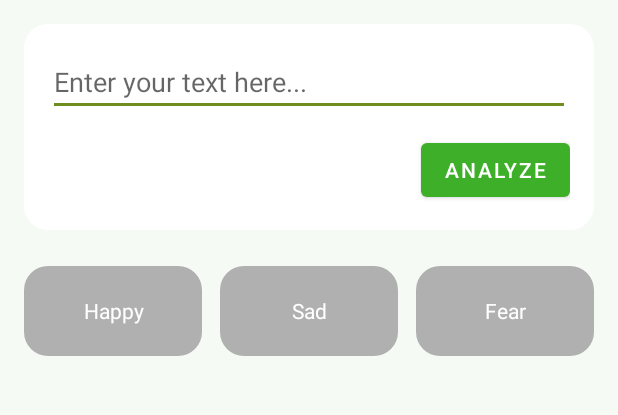
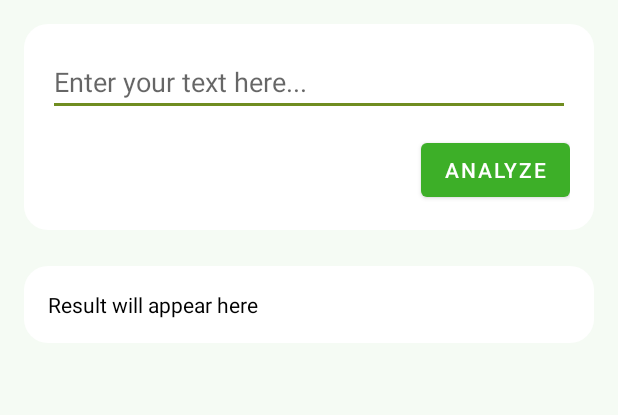
Before and after one commit to khattabx/VibeCheck, an Android app: the TextAnalysisActivity screen opened directly, with no data from a screen before it, on a phone screen of 412 x 824 dp, the part 84-499 px from its top. Run offline under Robolectric (Android 15) with nearby library versions, the phone set to English and light mode, and no system bars.

Commit message:
Fix Text Screen

```diff
--- a/app/src/main/res/layout/activity_text_analysis.xml
+++ b/app/src/main/res/layout/activity_text_analysis.xml
@@ -34,6 +34,7 @@
                 android:id="@+id/etInputText"
                 android:layout_width="match_parent"
                 android:layout_height="wrap_content"
+                android:textColor="@color/main_color"
                 android:hint="Enter your text here..." />
 
             <Space
@@ -52,46 +53,21 @@
             android:layout_width="0dp"
             android:layout_height="24dp" />
 
-        <!-- Result section -->
+        <!-- Result section: single box to show model output -->
         <LinearLayout
-            android:id="@+id/containerResults"
+            android:id="@+id/containerResultText"
             android:layout_width="match_parent"
-            android:layout_height="60dp"
-            android:orientation="horizontal">
+            android:layout_height="wrap_content"
+            android:background="@drawable/bg_card_white"
+            android:orientation="vertical"
+            android:padding="16dp">
 
             <TextView
-                android:id="@+id/tvHappy"
-                android:layout_width="0dp"
-                android:layout_height="match_parent"
-                android:layout_weight="1"
-                android:gravity="center"
-                android:text="Happy"
-                android:textColor="@android:color/white"
-                android:background="@drawable/bg_result_neutral" />
-
-            <Space android:layout_width="12dp" android:layout_height="0dp" />
-
-            <TextView
-                android:id="@+id/tvSad"
-                android:layout_width="0dp"
-                android:layout_height="match_parent"
-                android:layout_weight="1"
-                android:gravity="center"
-                android:text="Sad"
-                android:textColor="@android:color/white"
-                android:background="@drawable/bg_result_neutral" />
-
-            <Space android:layout_width="12dp" android:layout_height="0dp" />
-
-            <TextView
-                android:id="@+id/tvFear"
-                android:layout_width="0dp"
-                android:layout_height="match_parent"
-                android:layout_weight="1"
-                android:gravity="center"
-                android:text="Fear"
-                android:textColor="@android:color/white"
-                android:background="@drawable/bg_result_neutral" />
+                android:id="@+id/tvResultText"
+                android:layout_width="match_parent"
+                android:layout_height="wrap_content"
+                android:text="Result will appear here"
+                android:textColor="@color/black" />
         </LinearLayout>
 
     </LinearLayout>
```
